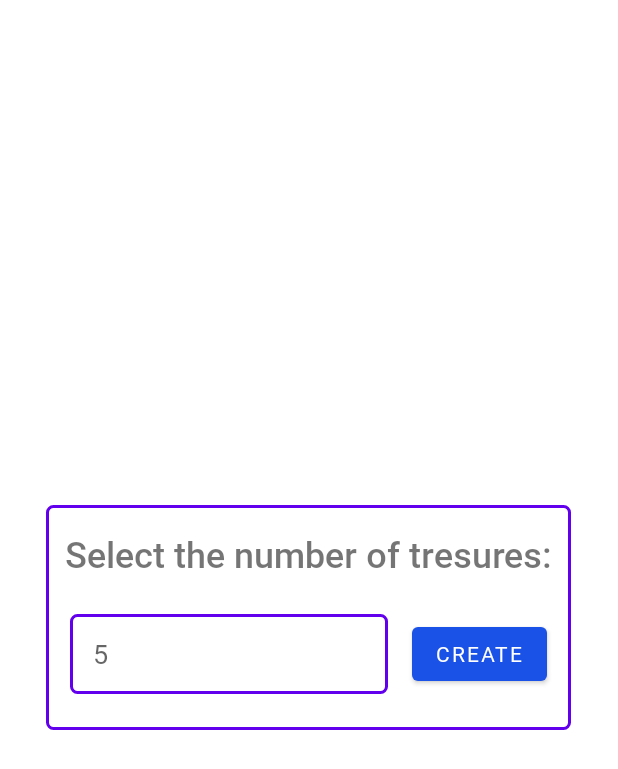
After one commit to joshchua/qr-code-games, an Android app: the layout popup.xml on its own in the app's theme, with its tools: preview values and no code run, on a phone screen of 412 x 824 dp. The commit adds this screen. Shown: the top 769 px of the screen. Run offline under Robolectric (Android 15) with nearby library versions, the phone set to English and light mode, and no system bars.

Commit message:
Treasure hunt popup
added popup to allow user to select number of treasures

```diff
--- a/Client/app/src/main/res/layout/activity_create.xml
+++ b/Client/app/src/main/res/layout/activity_create.xml
@@ -106,6 +106,7 @@
         android:paddingEnd="10dp"
         android:paddingBottom="15dp"
         android:singleLine="true"
+        android:inputType="number"
         app:layout_constraintBottom_toTopOf="@+id/textView3"
         app:layout_constraintEnd_toEndOf="parent"
         app:layout_constraintHorizontal_bias="0.0"
--- /dev/null
+++ b/Client/app/src/main/res/layout/popup.xml
@@ -0,0 +1,58 @@
+<?xml version="1.0" encoding="utf-8"?>
+<androidx.constraintlayout.widget.ConstraintLayout xmlns:android="http://schemas.android.com/apk/res/android"
+    xmlns:app="http://schemas.android.com/apk/res-auto"
+    xmlns:tools="http://schemas.android.com/tools"
+    android:orientation="vertical"
+    android:layout_width="350dp"
+    android:layout_height="150dp"
+    android:layout_gravity="center"
+    android:background="@drawable/text_field"
+    android:clipToPadding="true">
+
+    <TextView
+        android:id="@+id/textView4"
+        android:layout_width="wrap_content"
+        android:layout_height="wrap_content"
+        android:layout_marginStart="8dp"
+        android:layout_marginTop="16dp"
+        android:layout_marginEnd="8dp"
+        android:fontFamily="@font/roboto_medium"
+        android:text="Select the number of tresures:"
+        android:textSize="24sp"
+        app:layout_constraintEnd_toEndOf="parent"
+        app:layout_constraintStart_toStartOf="parent"
+        app:layout_constraintTop_toTopOf="parent" />
+
+    <Button
+        android:id="@+id/createTreasure"
+        android:layout_width="wrap_content"
+        android:layout_height="wrap_content"
+        android:layout_marginTop="8dp"
+        android:layout_marginEnd="16dp"
+        android:layout_marginBottom="8dp"
+        android:text="Create"
+        app:layout_constraintBottom_toBottomOf="parent"
+        app:layout_constraintEnd_toEndOf="parent"
+        app:layout_constraintTop_toBottomOf="@+id/textView4" />
+
+
+    <com.google.android.material.textfield.TextInputEditText
+        android:id="@+id/treasureCount"
+        android:layout_width="0dp"
+        android:layout_height="0dp"
+        android:layout_marginStart="16dp"
+        android:layout_marginTop="24dp"
+        android:layout_marginEnd="16dp"
+        android:layout_marginBottom="24dp"
+        android:background="@drawable/text_field"
+        android:hint="5"
+        android:inputType="number"
+        android:paddingStart="15dp"
+        android:paddingEnd="15dp"
+        app:layout_constraintBottom_toBottomOf="parent"
+        app:layout_constraintEnd_toStartOf="@+id/createTreasure"
+        app:layout_constraintStart_toStartOf="parent"
+        app:layout_constraintTop_toBottomOf="@+id/textView4" />
+
+
+</androidx.constraintlayout.widget.ConstraintLayout>
```
Also changed, not shown: Client/app/src/main/java/gvsu/chua_hoffmann_strasler/qrcodegames/androidclient/create/CreateActivity.java (+74 -17 lines), Client/app/src/main/java/gvsu/chua_hoffmann_strasler/qrcodegames/androidclient/create/CreateContract.java (+4 -3 lines), Client/app/src/main/java/gvsu/chua_hoffmann_strasler/qrcodegames/androidclient/create/CreatePresenter.java (+6 -6 lines).
